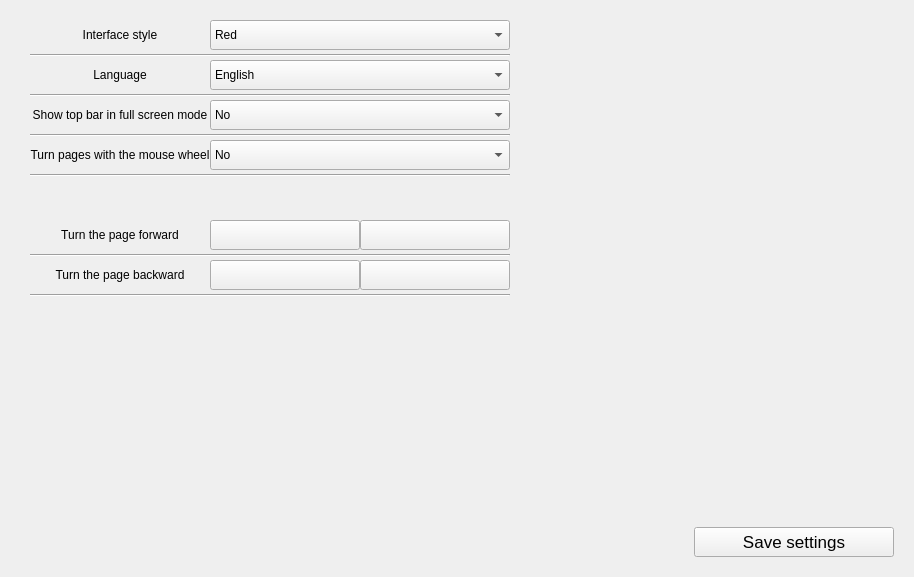
Old version of the form parser-test/settings_programlayout.ui in the repository JerryShe/O-Reader.
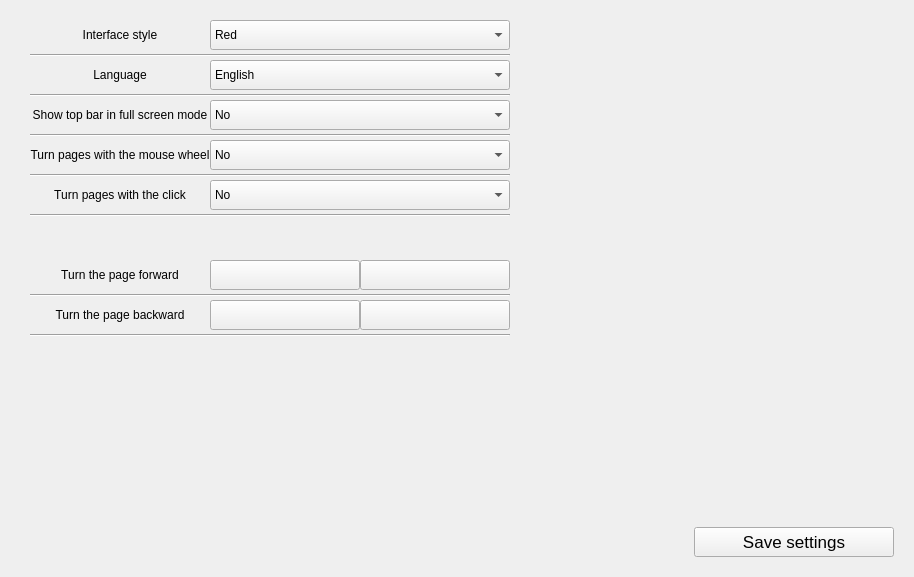
New version of the form.

The edit to the form file:
```diff
--- a/parser-test/settings_programlayout.ui
+++ b/parser-test/settings_programlayout.ui
@@ -46,18 +46,9 @@
    </property>
    <item>
     <layout class="QFormLayout" name="formLayout">
-     <property name="sizeConstraint">
-      <enum>QLayout::SetFixedSize</enum>
-     </property>
      <property name="fieldGrowthPolicy">
       <enum>QFormLayout::FieldsStayAtSizeHint</enum>
      </property>
-     <property name="horizontalSpacing">
-      <number>0</number>
-     </property>
-     <property name="verticalSpacing">
-      <number>0</number>
-     </property>
      <item row="0" column="0">
       <widget class="QLabel" name="InterfaceStyle">
        <property name="minimumSize">
@@ -300,7 +291,7 @@
       </widget>
      </item>
      <item row="7" column="0" colspan="2">
-      <widget class="Line" name="line_65">
+      <widget class="Line" name="line_68">
        <property name="minimumSize">
         <size>
          <width>0</width>
@@ -319,6 +310,76 @@
       </widget>
      </item>
      <item row="8" column="0">
+      <widget class="QLabel" name="TurnByTap">
+       <property name="minimumSize">
+        <size>
+         <width>180</width>
+         <height>30</height>
+        </size>
+       </property>
+       <property name="maximumSize">
+        <size>
+         <width>180</width>
+         <height>30</height>
+        </size>
+       </property>
+       <property name="text">
+        <string>Turn pages with the click</string>
+       </property>
+       <property name="alignment">
+        <set>Qt::AlignCenter</set>
+       </property>
+      </widget>
+     </item>
+     <item row="8" column="1">
+      <widget class="QComboBox" name="TurnByTapBox">
+       <property name="minimumSize">
+        <size>
+         <width>300</width>
+         <height>30</height>
+        </size>
+       </property>
+       <property name="maximumSize">
+        <size>
+         <width>180</width>
+         <height>30</height>
+        </size>
+       </property>
+       <property name="currentText">
+        <string>No</string>
+       </property>
+       <item>
+        <property name="text">
+         <string>No</string>
+        </property>
+       </item>
+       <item>
+        <property name="text">
+         <string>Yes</string>
+        </property>
+       </item>
+      </widget>
+     </item>
+     <item row="9" column="0" colspan="2">
+      <widget class="Line" name="line_65">
+       <property name="minimumSize">
+        <size>
+         <width>0</width>
+         <height>10</height>
+        </size>
+       </property>
+       <property name="maximumSize">
+        <size>
+         <width>480</width>
+         <height>10</height>
+        </size>
+       </property>
+       <property name="orientation">
+        <enum>Qt::Horizontal</enum>
+       </property>
+      </widget>
+     </item>
+     <item row="10" column="0">
       <spacer name="verticalSpacer_2">
        <property name="orientation">
         <enum>Qt::Vertical</enum>
@@ -334,7 +395,7 @@
        </property>
       </spacer>
      </item>
-     <item row="9" column="0">
+     <item row="11" column="0">
       <widget class="QLabel" name="TurnForward">
        <property name="minimumSize">
         <size>
@@ -356,7 +417,7 @@
        </property>
       </widget>
      </item>
-     <item row="9" column="1">
+     <item row="11" column="1">
       <layout class="QHBoxLayout" name="horizontalLayout">
        <property name="spacing">
         <number>0</number>
@@ -410,7 +471,7 @@
        </item>
       </layout>
      </item>
-     <item row="10" column="0" colspan="2">
+     <item row="12" column="0" colspan="2">
       <widget class="Line" name="line_66">
        <property name="minimumSize">
         <size>
@@ -429,7 +490,7 @@
        </property>
       </widget>
      </item>
-     <item row="11" column="0">
+     <item row="13" column="0">
       <widget class="QLabel" name="TurnBackward">
        <property name="minimumSize">
         <size>
@@ -451,7 +512,7 @@
        </property>
       </widget>
      </item>
-     <item row="11" column="1">
+     <item row="13" column="1">
       <layout class="QHBoxLayout" name="horizontalLayout_2">
        <property name="spacing">
         <number>0</number>
@@ -505,7 +566,7 @@
        </item>
       </layout>
      </item>
-     <item row="12" column="0" colspan="2">
+     <item row="14" column="0" colspan="2">
       <widget class="Line" name="line_67">
        <property name="minimumSize">
         <size>
```
